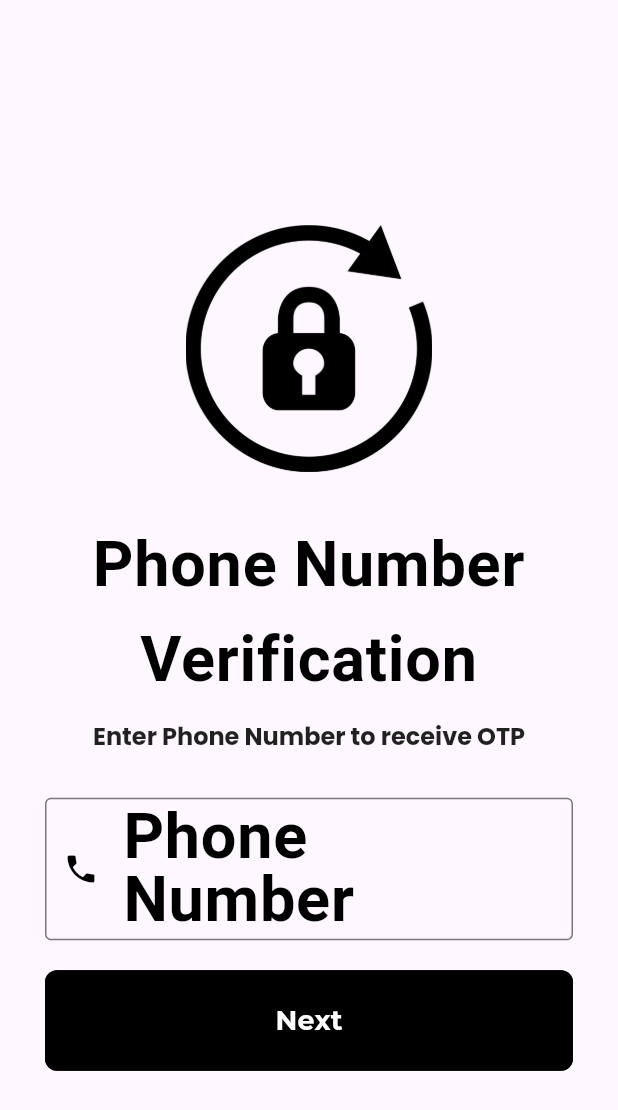
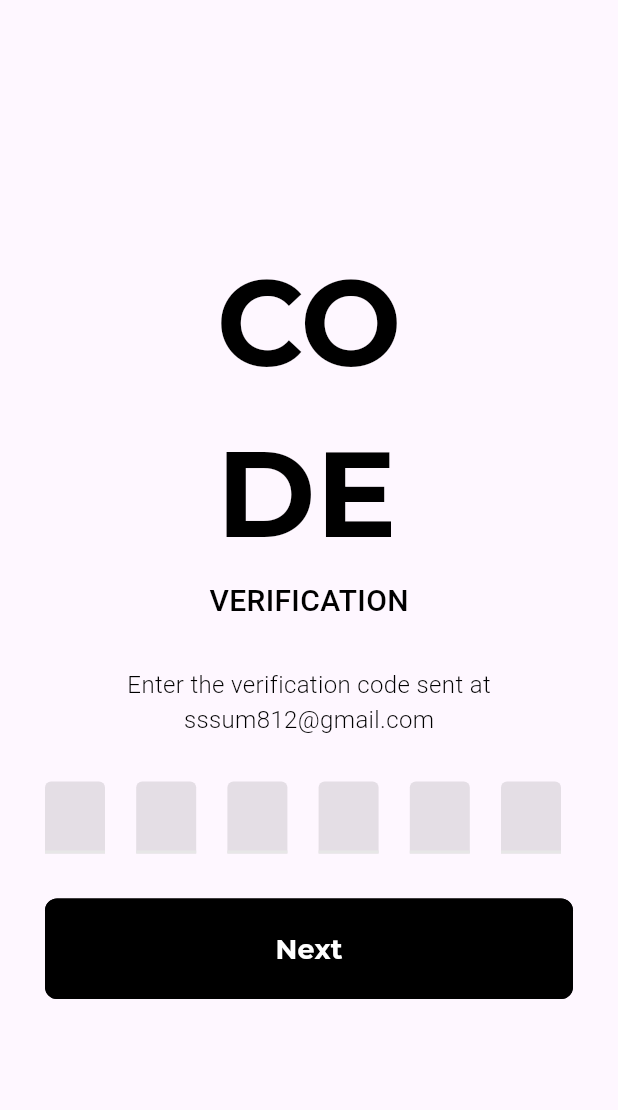
Before and after one commit to sum812/EZ-Grader-DTU, a Flutter app: the ForgetPasswordPhoneScreen screen opened directly, after a tap on "Next", on a phone screen of 412 x 824 dp. Shown: the top 1110 px of the screen. Run offline on Flutter 3.47's test engine with Material 3 defaults, Android fonts, the phone set to English and light mode, and no system bars; drawn by our look-alikes of flutter_otp_text_field; our stand-ins replace get, google_fonts, liquid_swipe, smooth_page_indicator.

Commit message:
completed opt forget password screen

```diff
--- a/lib/src/constants/colors.dart
+++ b/lib/src/constants/colors.dart
@@ -2,29 +2,10 @@ import 'dart:ui';
 
 import 'package:flutter/material.dart';
 
-const tPrimaryColor = Color(0xCCB71C1C);
-const tSecondaryColor = Color(0xFFF50057);
-const tAccentColor = Color(0xFFFF4081);
-
-const tCardBgColor = Color(0xFFF7F6F1);
-const tWhiteColor = Color(0xFFFFFFFF);
 const tDarkColor = Color(0xFF000000);
-
 const tSplashContainerColor = Color(0xFFFCFF7A);
 
 // on boarding color
 const tOnBoardingPage1Color = Color(0xFFF0FFC3);
 const tOnBoardingPage2Color = Color(0xFFA9F9FF);
 const tOnBoardingPage3Color = Color(0xFFB2AEAE);
-
-// color button
-const tLightOutlinedButtonColor = Color(0xFF1F1E1E);
-const tDarkOutlinedButtonColor = Color(0xFFFDFDFD);
-const tDarkElevatedButtonColor = Color(0xFF1F1E1E);
-const tLightElevatedButtonColor = Color(0xFFFFFFFF);
-
-// color text button
-const tLightOutlinedTextColor = Color(0xE7FFFFFF);
-const tDarkOutlinedTextColor = Color(0x99000000);
-const tLightElevatedTextColor = Color(0xFF000000);
-const tDarkElevatedTextColor = Color(0xE5FFFFFF);
--- a/lib/src/constants/text_string.dart
+++ b/lib/src/constants/text_string.dart
@@ -52,3 +52,4 @@ const String tNext = "Next";
 const String tOtpTitle = "CO\nDE";
 const String tOtpSubTitle = "Verification";
 const String tOtpMessage = "Enter the verification code sent at";
+const String tEmailSupport = "sssum812@gmail.com";
--- a/lib/src/features/authentication/screens/forget_password/forget_password_email/forget_password_mail.dart
+++ b/lib/src/features/authentication/screens/forget_password/forget_password_email/forget_password_mail.dart
@@ -2,7 +2,9 @@ import 'package:ez_grader/src/common_widgets/forms/form_header_widget.dart';
 import 'package:ez_grader/src/constants/image_string.dart';
 import 'package:ez_grader/src/constants/sizes.dart';
 import 'package:ez_grader/src/constants/text_string.dart';
+import 'package:ez_grader/src/features/authentication/screens/forget_password/forget_password_otp/opt_screen.dart';
 import 'package:flutter/material.dart';
+import 'package:get/get.dart';
 
 class ForgetPasswordMailScreen
     extends StatelessWidget {
@@ -53,7 +55,9 @@ class ForgetPasswordMailScreen
                     SizedBox(
                         width: double.infinity,
                         child: ElevatedButton(
-                            onPressed: () {},
+                            onPressed: () {
+                              Get.to(() => OTPScreen());
+                            },
                             child: Text(
                               tNext,
                               style: Theme.of(
--- /dev/null
+++ b/lib/src/features/authentication/screens/forget_password/forget_password_otp/opt_screen.dart
@@ -0,0 +1,83 @@
+import 'package:ez_grader/src/constants/sizes.dart';
+import 'package:ez_grader/src/constants/text_string.dart';
+import 'package:flutter/material.dart';
+import 'package:flutter_otp_text_field/flutter_otp_text_field.dart';
+import 'package:google_fonts/google_fonts.dart';
+
+class OTPScreen extends StatelessWidget {
+  const OTPScreen({super.key});
+
+  @override
+  Widget build(BuildContext context) {
+    return Scaffold(
+      body: Center(
+        child: Container(
+          padding:
+              const EdgeInsets.all(tDefaultSize),
+          child: Column(
+            mainAxisAlignment:
+                MainAxisAlignment.center,
+            children: [
+              Text(
+                tOtpTitle,
+                style: GoogleFonts.montserrat(
+                    fontWeight: FontWeight.bold,
+                    fontSize: 80.0),
+              ),
+              Text(
+                tOtpSubTitle.toUpperCase(),
+                style: const TextStyle(
+                    fontWeight: FontWeight.w500,
+                    fontSize: 20.0),
+              ),
+              const SizedBox(
+                height: tDefaultSize,
+              ),
+              const Text(
+                tOtpMessage,
+                style: TextStyle(
+                    fontWeight: FontWeight.w300,
+                    fontSize: 16),
+              ),
+              const Text(
+                tEmailSupport,
+                style: TextStyle(
+                    fontWeight: FontWeight.w300,
+                    fontSize: 16),
+              ),
+              const SizedBox(
+                height: tDefaultSize,
+              ),
+              OtpTextField(
+                numberOfFields: 6,
+                mainAxisAlignment: MainAxisAlignment.spaceBetween,
+                fillColor:
+                    Colors.black.withOpacity(0.1),
+                filled: true,
+                textStyle: Theme.of(context)
+                    .textTheme
+                    .headlineMedium,
+                onSubmit: (code) {
+                  print("Verification = " + code);
+                },
+              ),
+              const SizedBox(height: tDefaultSize,),
+              SizedBox(
+                width: double.infinity,
+                child: ElevatedButton(
+                  onPressed: () {},
+                  child: Text(
+                    tNext,
+                    style: Theme.of(context)
+                        .textTheme
+                        .titleMedium,
+                  ),
+                ),
+              )
+            ],
+          ),
+        ),
+      ),
+    );
+  }
+}
--- a/lib/src/features/authentication/screens/forget_password/forget_password_phone/forget_password_phone.dart
+++ b/lib/src/features/authentication/screens/forget_password/forget_password_phone/forget_password_phone.dart
@@ -2,7 +2,9 @@ import 'package:ez_grader/src/common_widgets/forms/form_header_widget.dart';
 import 'package:ez_grader/src/constants/image_string.dart';
 import 'package:ez_grader/src/constants/sizes.dart';
 import 'package:ez_grader/src/constants/text_string.dart';
+import 'package:ez_grader/src/features/authentication/screens/forget_password/forget_password_otp/opt_screen.dart';
 import 'package:flutter/material.dart';
+import 'package:get/get.dart';
 
 class ForgetPasswordPhoneScreen
     extends StatelessWidget {
@@ -53,7 +55,9 @@ class ForgetPasswordPhoneScreen
                         SizedBox(
                             width: double.infinity,
                             child: ElevatedButton(
-                                onPressed: () {},
+                                onPressed: () {
+                                  Get.to(() => OTPScreen());
+                                },
                                 child: Text(
                                   tNext,
                                   style: Theme.of(
--- a/lib/src/utils/theme/widget_themes/text_theme.dart
+++ b/lib/src/utils/theme/widget_themes/text_theme.dart
@@ -113,7 +113,7 @@ class TTextTheme {
       fontSize: 27,
     ),
     headlineMedium: _poppinsStyle.copyWith(
-      color: Colors.grey[400],
+      color: Colors.white,
       fontWeight: FontWeight.bold,
       fontSize: 24,
     ),
--- a/pubspec.yaml
+++ b/pubspec.yaml
@@ -18,6 +18,7 @@ dependencies:
   get: ^4.6.6
   liquid_swipe: ^3.1.0
   smooth_page_indicator: ^1.1.0
+  flutter_otp_text_field: ^1.1.1
 
 dev_dependencies:
   flutter_test:
```
Also changed, not shown: pubspec.lock.
